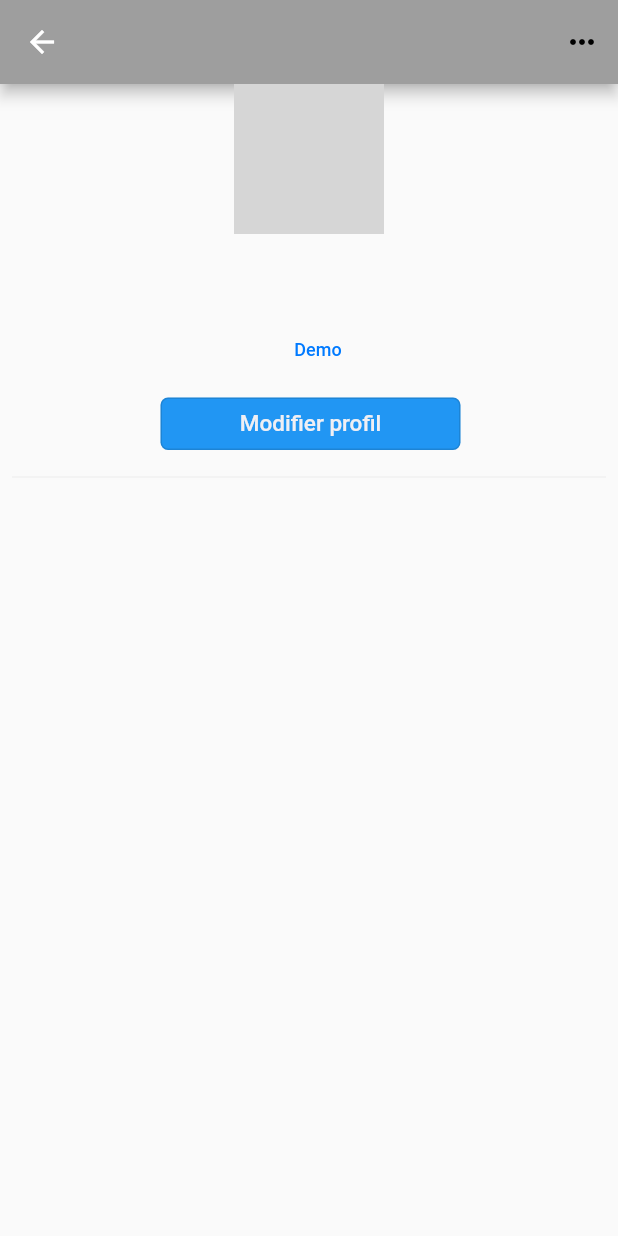
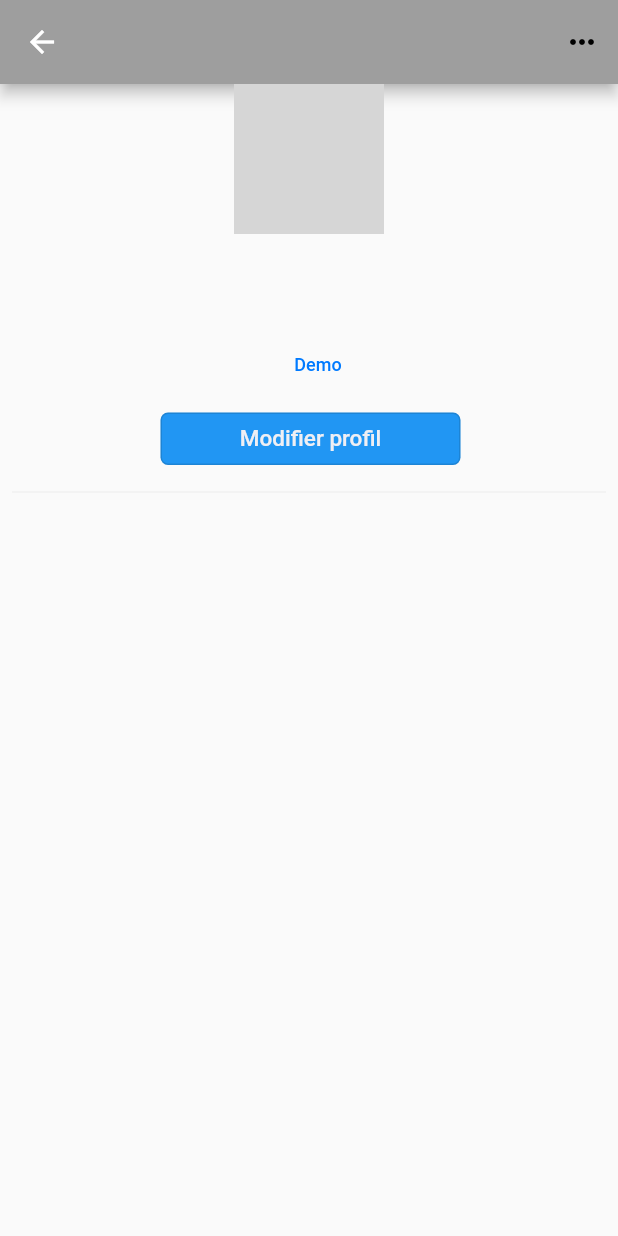
Before and after one commit to etiamayedze/master_project, a Flutter app: the UserProfile screen opened directly, on a phone screen of 412 x 824 dp. Run offline on Flutter 3.47's test engine with Material 2 defaults, Android fonts, the light colour scheme and no system bars; our stand-ins replace cloud_firestore, file_picker, firebase_auth, firebase_core, firebase_storage, fluttertoast and 5 more; accounts and stored records are empty; network calls fail; project files that could hold a hidden picture were left out; grey boxes are pictures that could not be loaded.

Commit message:
:white_check_mark: update realese

```diff
--- a/lib/screens/comment/comments.dart
+++ b/lib/screens/comment/comments.dart
@@ -49,8 +49,10 @@ class _CommentState extends State<Comment> {
   Widget build(BuildContext context) {
     return Scaffold(
       appBar: AppBar(
+
         title: const Text('Commentaire'),
         centerTitle: false,
+
       ),
       body: StreamBuilder(
         stream: FirebaseFirestore.instance
@@ -116,7 +118,7 @@ class _CommentState extends State<Comment> {
                   padding:
                       const EdgeInsets.symmetric(vertical: 8, horizontal: 8),
                   child: const Text(
-                    'Post',
+                    'Poster',
                     style: TextStyle(
                       color: Colors.black,
                     ),
--- a/lib/screens/profile/user_profile.dart
+++ b/lib/screens/profile/user_profile.dart
@@ -69,8 +69,9 @@ class _UserProfileState extends State<UserProfile> {
         appBar: AppBar(
           title: Text("${userData['nom']} ${userData['prenom']}",
               textAlign: TextAlign.left,
-              style: GoogleFonts.mochiyPopOne(
+              style: TextStyle(
                 color: CupertinoColors.black,
+                fontWeight: FontWeight.bold,
                 fontSize: 20,
               )),
           backgroundColor: Colors.grey,
@@ -137,9 +138,10 @@ class _UserProfileState extends State<UserProfile> {
                     children: [
                       Text(
                         "${userData['username']}",
-                        style: GoogleFonts.mochiyPopOne(
+                        style: TextStyle(
                           color: CupertinoColors.black,
-                          fontSize: 15,
+                          fontWeight: FontWeight.bold,
+                          fontSize: 20,
                         ),
                       ),
                     ],
@@ -151,9 +153,10 @@ class _UserProfileState extends State<UserProfile> {
                     children: [
                       Text(
                         "${userData['ville']} ${userData['pays']}",
-                        style: GoogleFonts.mochiyPopOne(
+                        style: TextStyle(
                           color: CupertinoColors.secondaryLabel,
-                          fontSize: 12,
+                          fontWeight: FontWeight.bold,
+                          fontSize: 15,
                         ),
                       ),
                     ],
@@ -170,9 +173,10 @@ class _UserProfileState extends State<UserProfile> {
                 children: [
                   Text(
                     "${userData['bio']}",
-                    style: GoogleFonts.mochiyPopOne(
+                    style: TextStyle(
                       color: CupertinoColors.secondaryLabel,
-                      fontSize: 12,
+                      fontWeight: FontWeight.bold,
+                      fontSize: 15,
                     ),
                   ),
                 ],
--- a/lib/screens/recherche/recherche.dart
+++ b/lib/screens/recherche/recherche.dart
@@ -28,8 +28,8 @@ class _RechercheState extends State<Recherche> {
         title: TextFormField(
           style: TextStyle(
             color: Colors.black,
+            fontWeight: FontWeight.bold,
             fontSize: 20,
-            fontWeight: FontWeight.normal,
           ),
           controller: rechercheController,
           decoration: InputDecoration(
```
Also changed, not shown: lib/screens/accueil/accueil.dart (+6 -4 lines), lib/screens/post/addPost.dart (+7 -7 lines), lib/screens/profile/editUserProfile.dart (+37 -75 lines).
